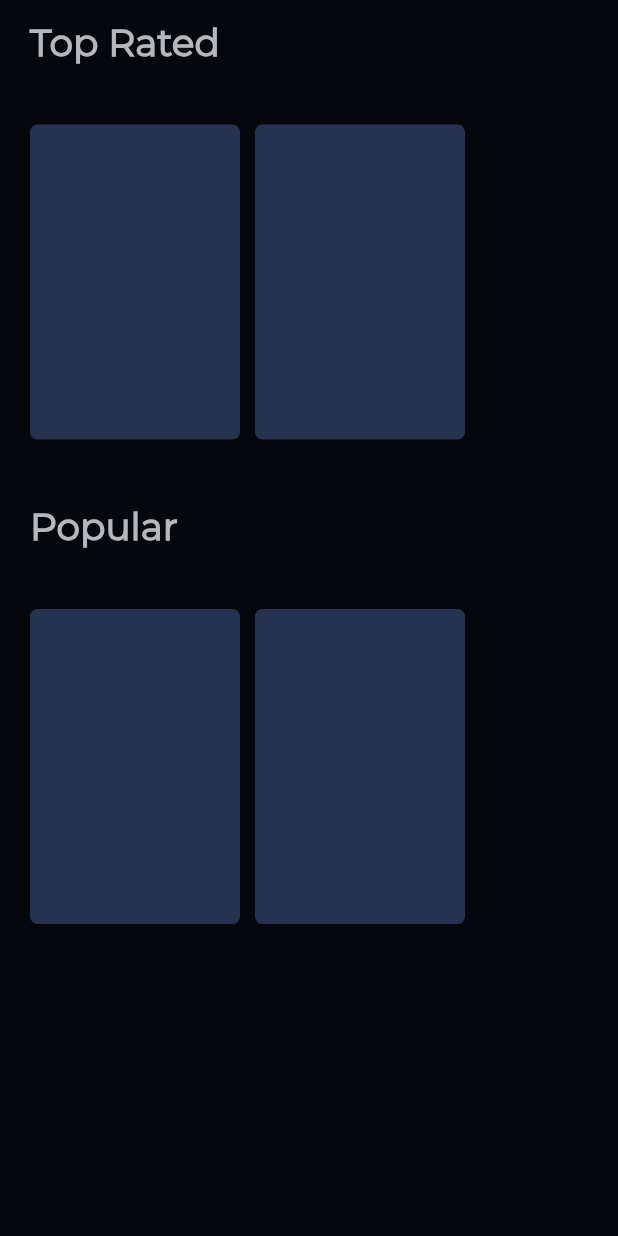
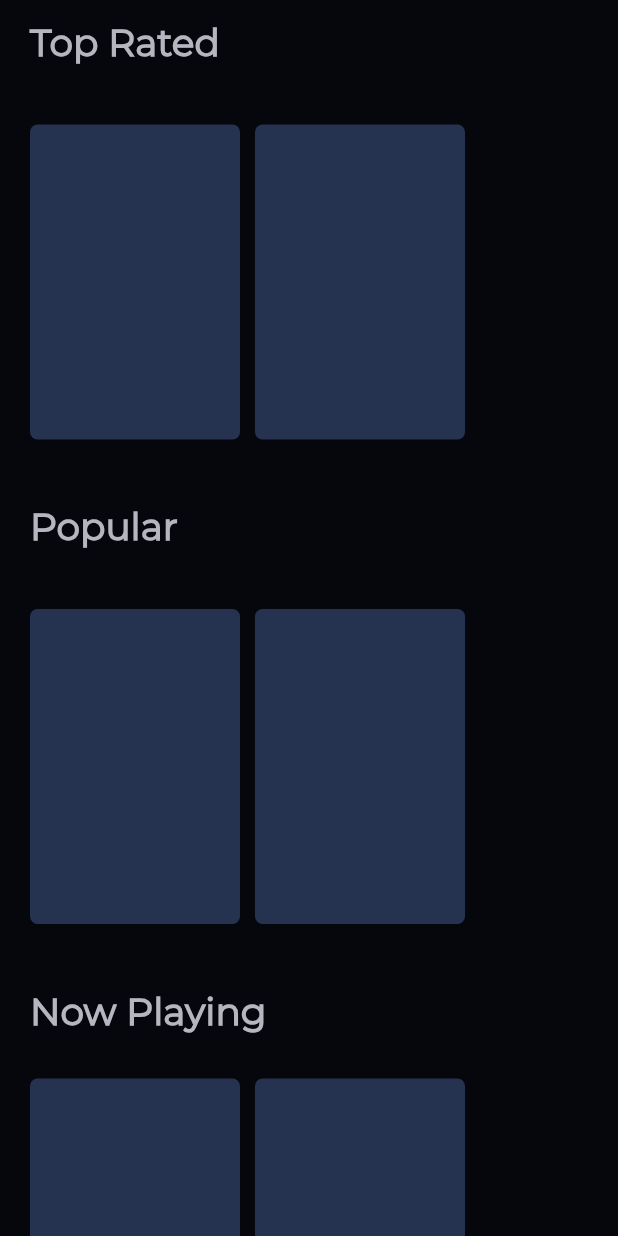
Before and after one commit to prashantchanne12/MovieStack-Flutter, a Flutter app: the Movies screen opened directly, on a phone screen of 412 x 824 dp. Run offline on Flutter 3.47's test engine with Material 2 defaults, Android fonts, the phone set to English and light mode, and no system bars; our stand-ins replace cached_network_image, flutter_rating_bar, flutter_swiper, percent_indicator, rxdart; network calls fail.

Commit message:
created now playing movies section

```diff
--- a/lib/src/blocs/movies_bloc.dart
+++ b/lib/src/blocs/movies_bloc.dart
@@ -5,6 +5,7 @@ import 'package:rxdart/rxdart.dart';
 class MoviesBloc {
   final _topMovies = BehaviorSubject<List<dynamic>>();
   final _popularMovies = BehaviorSubject<List<dynamic>>();
+  final _upcomingMovies = BehaviorSubject<List<dynamic>>();
   final _moviesApiProvider = MoviesApiProvider();
 
   // Add data to the stream
@@ -18,12 +19,19 @@ class MoviesBloc {
     _popularMovies.sink.add(moviesList);
   }
 
+  fetchUpcomingMovies(int page) async {
+    final moviesList = await _moviesApiProvider.fetchUpcomingMovies(page);
+    _upcomingMovies.sink.add(moviesList);
+  }
+
   // Retrieve data from stream
   Stream<List<dynamic>> get topRatedMovies => _topMovies.stream;
   Stream<List<dynamic>> get popularMovies => _popularMovies.stream;
+  Stream<List<dynamic>> get upcomingMovies => _upcomingMovies.stream;
 
   dispose() {
     _topMovies.close();
     _popularMovies.close();
+    _upcomingMovies.close();
   }
 }
--- a/lib/src/screens/movies.dart
+++ b/lib/src/screens/movies.dart
@@ -17,6 +17,7 @@ class Movies extends StatelessWidget {
     DetailsBloc detailsBloc = DetailsPageProvider.of(context);
     moviesBloc.fetchTopRatedMovies(1);
     moviesBloc.fetchPopularMovies(1);
+    moviesBloc.fetchUpcomingMovies(1);
     return Scaffold(
       backgroundColor: kPrimaryColor,
       body: SingleChildScrollView(
@@ -29,6 +30,9 @@ class Movies extends StatelessWidget {
             heading(title: 'Popular'),
             SizedBox(height: 10.0),
             swiper(stream: moviesBloc.popularMovies, detailsBloc: detailsBloc),
+            SizedBox(height: 10.0),
+            heading(title: 'Now Playing'),
+            swiper(stream: moviesBloc.upcomingMovies, detailsBloc: detailsBloc),
           ],
         ),
       ),
```
Also changed, not shown: lib/src/resources/movies_api_provider.dart (+7 -0 lines).
